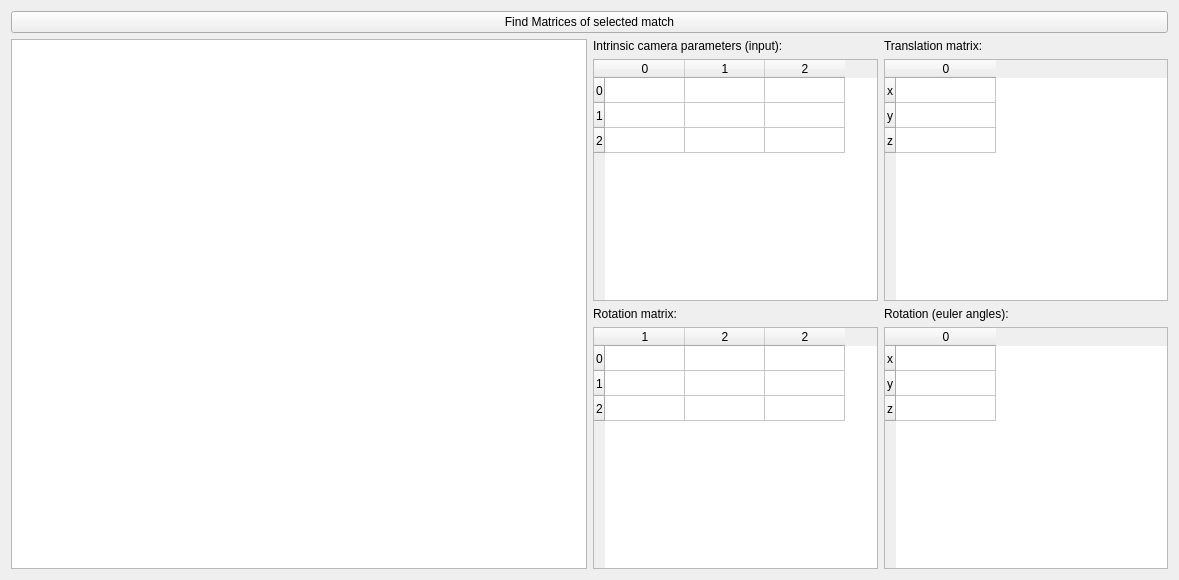
flec/sfm, file src/ui/mainwindow/matrixfindingtab.ui: the form before one commit.
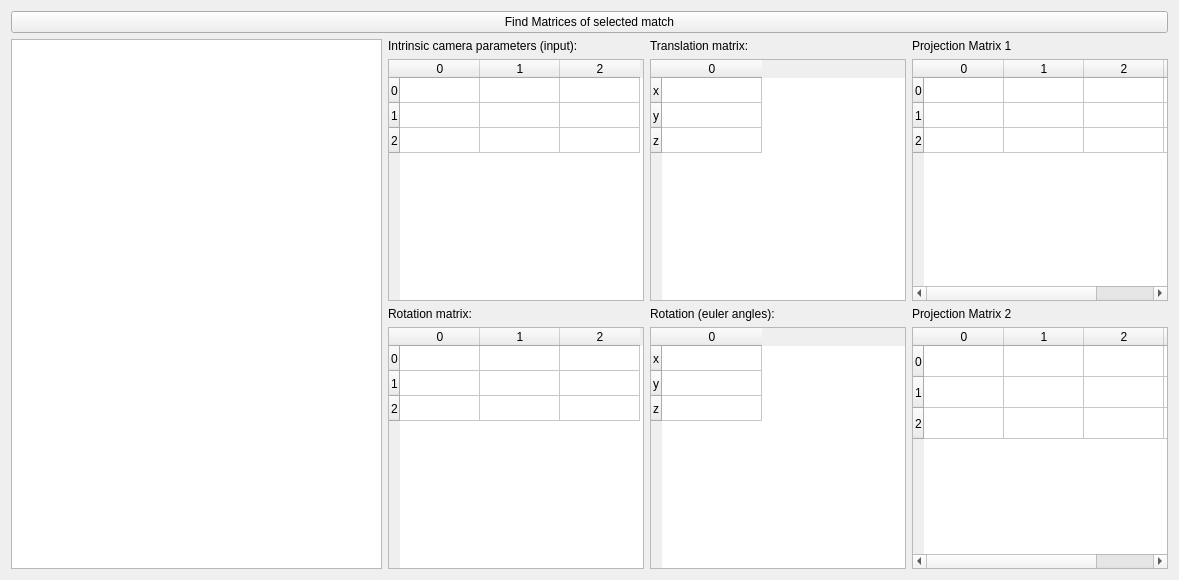
The form after the commit.

```diff
--- a/src/ui/mainwindow/matrixfindingtab.ui
+++ b/src/ui/mainwindow/matrixfindingtab.ui
@@ -30,10 +30,44 @@
        </item>
        <item>
         <layout class="QGridLayout" name="gridLayout">
-         <item row="2" column="0">
-          <widget class="QLabel" name="label_2">
+         <item row="2" column="1">
+          <widget class="QLabel" name="label_4">
            <property name="text">
-            <string>Rotation matrix:</string>
+            <string>Rotation (euler angles):</string>
+           </property>
+          </widget>
+         </item>
+         <item row="1" column="1">
+          <widget class="QTableWidget" name="translationMatrix">
+           <attribute name="verticalHeaderDefaultSectionSize">
+            <number>25</number>
+           </attribute>
+           <row>
+            <property name="text">
+             <string>x</string>
+            </property>
+           </row>
+           <row>
+            <property name="text">
+             <string>y</string>
+            </property>
+           </row>
+           <row>
+            <property name="text">
+             <string>z</string>
+            </property>
+           </row>
+           <column>
+            <property name="text">
+             <string>0</string>
+            </property>
+           </column>
+          </widget>
+         </item>
+         <item row="0" column="1">
+          <widget class="QLabel" name="label_3">
+           <property name="text">
+            <string>Translation matrix:</string>
            </property>
           </widget>
          </item>
@@ -62,12 +96,12 @@
            </row>
            <column>
             <property name="text">
-             <string>1</string>
+             <string>0</string>
             </property>
            </column>
            <column>
             <property name="text">
-             <string>2</string>
+             <string>1</string>
             </property>
            </column>
            <column>
@@ -84,60 +118,13 @@
            </property>
           </widget>
          </item>
-         <item row="0" column="1">
-          <widget class="QLabel" name="label_3">
+         <item row="2" column="0">
+          <widget class="QLabel" name="label_2">
            <property name="text">
-            <string>Translation matrix:</string>
+            <string>Rotation matrix:</string>
            </property>
           </widget>
          </item>
-         <item row="2" column="1">
-          <widget class="QLabel" name="label_4">
-           <property name="text">
-            <string>Rotation (euler angles):</string>
-           </property>
-          </widget>
-         </item>
-         <item row="1" column="0">
-          <widget class="QTableWidget" name="intrinsicMatrix">
-           <attribute name="horizontalHeaderDefaultSectionSize">
-            <number>80</number>
-           </attribute>
-           <attribute name="verticalHeaderDefaultSectionSize">
-            <number>25</number>
-           </attribute>
-           <row>
-            <property name="text">
-             <string>0</string>
-            </property>
-           </row>
-           <row>
-            <property name="text">
-             <string>1</string>
-            </property>
-           </row>
-           <row>
-            <property name="text">
-             <string>2</string>
-            </property>
-           </row>
-           <column>
-            <property name="text">
-             <string>0</string>
-            </property>
-           </column>
-           <column>
-            <property name="text">
-             <string>1</string>
-            </property>
-           </column>
-           <column>
-            <property name="text">
-             <string>2</string>
-            </property>
-           </column>
-          </widget>
-         </item>
          <item row="3" column="1">
           <widget class="QTableWidget" name="eulerMatrix">
            <attribute name="verticalHeaderDefaultSectionSize">
@@ -165,29 +152,149 @@
            </column>
           </widget>
          </item>
-         <item row="1" column="1">
-          <widget class="QTableWidget" name="translationMatrix">
+         <item row="1" column="0">
+          <widget class="QTableWidget" name="intrinsicMatrix">
+           <attribute name="horizontalHeaderDefaultSectionSize">
+            <number>80</number>
+           </attribute>
            <attribute name="verticalHeaderDefaultSectionSize">
             <number>25</number>
            </attribute>
            <row>
             <property name="text">
-             <string>x</string>
+             <string>0</string>
             </property>
            </row>
            <row>
             <property name="text">
-             <string>y</string>
+             <string>1</string>
             </property>
            </row>
            <row>
             <property name="text">
-             <string>z</string>
+             <string>2</string>
             </property>
            </row>
            <column>
             <property name="text">
              <string>0</string>
+            </property>
+           </column>
+           <column>
+            <property name="text">
+             <string>1</string>
+            </property>
+           </column>
+           <column>
+            <property name="text">
+             <string>2</string>
+            </property>
+           </column>
+          </widget>
+         </item>
+         <item row="0" column="2">
+          <widget class="QLabel" name="label_5">
+           <property name="text">
+            <string>Projection Matrix 1</string>
+           </property>
+          </widget>
+         </item>
+         <item row="2" column="2">
+          <widget class="QLabel" name="label_6">
+           <property name="text">
+            <string>Projection Matrix 2</string>
+           </property>
+          </widget>
+         </item>
+         <item row="3" column="2">
+          <widget class="QTableWidget" name="prjMatrix2">
+           <attribute name="horizontalHeaderDefaultSectionSize">
+            <number>80</number>
+           </attribute>
+           <attribute name="verticalHeaderDefaultSectionSize">
+            <number>25</number>
+           </attribute>
+           <attribute name="verticalHeaderMinimumSectionSize">
+            <number>31</number>
+           </attribute>
+           <row>
+            <property name="text">
+             <string>0</string>
+            </property>
+           </row>
+           <row>
+            <property name="text">
+             <string>1</string>
+            </property>
+           </row>
+           <row>
+            <property name="text">
+             <string>2</string>
+            </property>
+           </row>
+           <column>
+            <property name="text">
+             <string>0</string>
+            </property>
+           </column>
+           <column>
+            <property name="text">
+             <string>1</string>
+            </property>
+           </column>
+           <column>
+            <property name="text">
+             <string>2</string>
+            </property>
+           </column>
+           <column>
+            <property name="text">
+             <string>3</string>
+            </property>
+           </column>
+          </widget>
+         </item>
+         <item row="1" column="2">
+          <widget class="QTableWidget" name="prjMatrix1">
+           <attribute name="horizontalHeaderDefaultSectionSize">
+            <number>80</number>
+           </attribute>
+           <attribute name="verticalHeaderDefaultSectionSize">
+            <number>25</number>
+           </attribute>
+           <row>
+            <property name="text">
+             <string>0</string>
+            </property>
+           </row>
+           <row>
+            <property name="text">
+             <string>1</string>
+            </property>
+           </row>
+           <row>
+            <property name="text">
+             <string>2</string>
+            </property>
+           </row>
+           <column>
+            <property name="text">
+             <string>0</string>
+            </property>
+           </column>
+           <column>
+            <property name="text">
+             <string>1</string>
+            </property>
+           </column>
+           <column>
+            <property name="text">
+             <string>2</string>
+            </property>
+           </column>
+           <column>
+            <property name="text">
+             <string>3</string>
             </property>
            </column>
           </widget>
```
